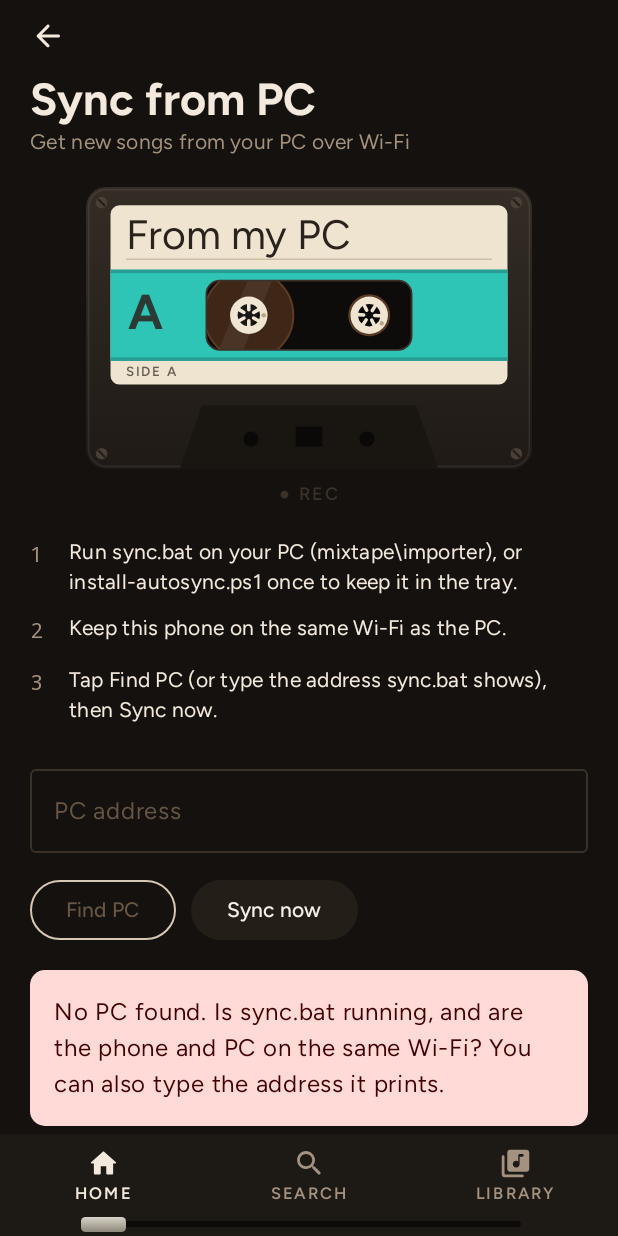
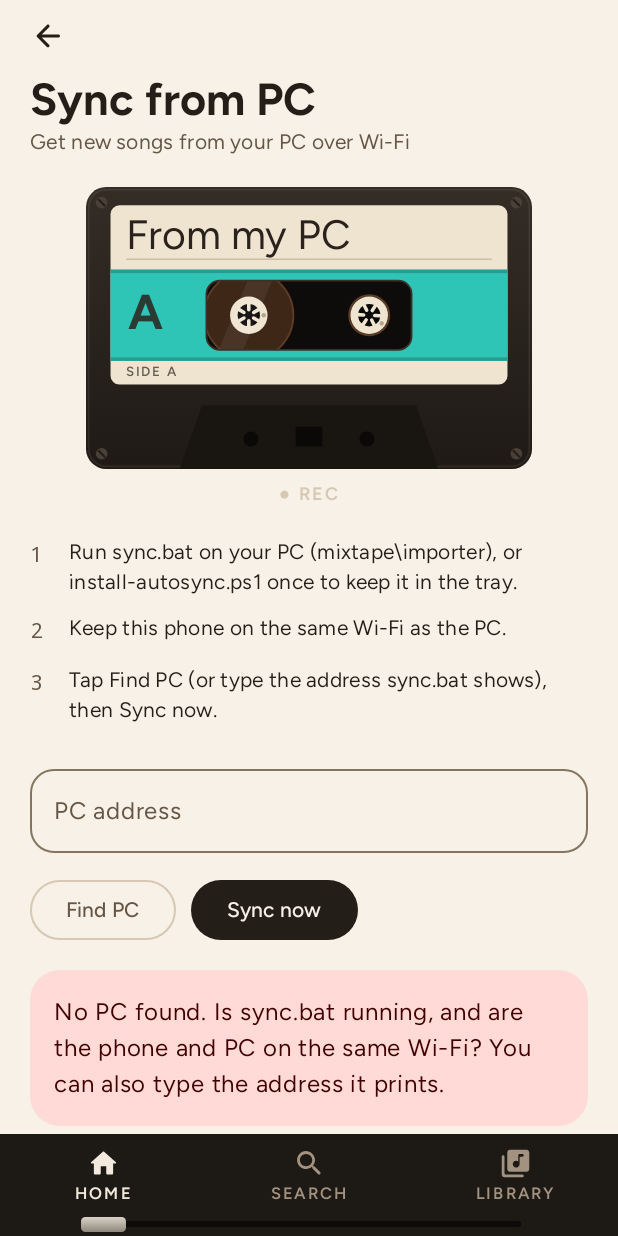
Before and after one commit to joenet567/mixtape, an Android app built with Jetpack Compose: the screen it shows after launch (MainActivity), after a tap on "Find PC", on a phone screen of 412 x 824 dp. Run offline under Robolectric (Android 15) with nearby library versions, the phone set to English and light mode, and no system bars; our stand-ins replace Room's generated code; libraries missing offline, so code that uses them is left out: androidx.palette.graphics; pictures from the network do not load; 6 statements that could not run were skipped; 1 other tap on this screen came first.

Commit message:
Restyle Sync, song sheet and Settings for themes and glass
Sync screen and song-actions sheet move to the theme-following Tape
tokens and the Mix font. Status panels become translucent glass (errors
stay a solid error container). The song sheet gets a near-opaque glass
tint, a rim highlight and its own inline drag handle. Settings and Sync
pad their scrolling content for the floating nav bar and mini player.

Co-Authored-By: Claude Sonnet 5.5 <noreply@anthropic.com>
Claude-Session: https://claude.ai/code/session_01NWJHqmcL6iYQ7JokiEh4xm

```diff
--- a/android/app/src/main/java/com/joenet/mixtape/ui/SettingsScreen.kt
+++ b/android/app/src/main/java/com/joenet/mixtape/ui/SettingsScreen.kt
@@ -60,6 +60,7 @@ fun SettingsScreen(vm: MainViewModel) {
         Modifier
             .fillMaxSize()
             .verticalScroll(rememberScrollState())
+            .padding(bottom = LocalChromeInset.current)
     ) {
         BackRow(vm)
         Text(
@@ -222,6 +223,6 @@ private fun LicenseDialog(file: String, onDismiss: () -> Unit) {
                 modifier = Modifier.verticalScroll(rememberScrollState()),
             )
         },
-        containerColor = Tape.Surface,
+        containerColor = glassContainerColor(),
     )
 }
--- a/android/app/src/main/java/com/joenet/mixtape/ui/SyncScreen.kt
+++ b/android/app/src/main/java/com/joenet/mixtape/ui/SyncScreen.kt
@@ -1,5 +1,6 @@
 package com.joenet.mixtape.ui
 
+import androidx.compose.foundation.background
 import androidx.compose.foundation.layout.Arrangement
 import androidx.compose.foundation.layout.Column
 import androidx.compose.foundation.layout.Row
@@ -12,6 +13,7 @@ import androidx.compose.foundation.layout.padding
 import androidx.compose.foundation.layout.size
 import androidx.compose.foundation.layout.width
 import androidx.compose.foundation.rememberScrollState
+import androidx.compose.foundation.shape.RoundedCornerShape
 import androidx.compose.foundation.text.KeyboardOptions
 import androidx.compose.foundation.verticalScroll
 import androidx.compose.material.icons.Icons
@@ -26,7 +28,6 @@ import androidx.compose.material3.OutlinedButton
 import androidx.compose.material3.OutlinedTextField
 import androidx.compose.material3.OutlinedTextFieldDefaults
 import androidx.compose.material3.Scaffold
-import androidx.compose.material3.Surface
 import androidx.compose.material3.Text
 import androidx.compose.material3.TextButton
 import androidx.compose.runtime.Composable
@@ -37,6 +38,7 @@ import androidx.compose.runtime.saveable.rememberSaveable
 import androidx.compose.runtime.setValue
 import androidx.compose.ui.Alignment
 import androidx.compose.ui.Modifier
+import androidx.compose.ui.draw.clip
 import androidx.compose.ui.platform.LocalContext
 import androidx.compose.ui.platform.LocalView
 import androidx.compose.ui.text.input.ImeAction
@@ -72,18 +74,20 @@ fun SyncScreen(vm: MainViewModel) {
     }
 
     // The app shell already handles the status and navigation bars.
-    Scaffold(containerColor = Tape.Ink, contentWindowInsets = WindowInsets(0, 0, 0, 0)) { pad ->
+    Scaffold(containerColor = Tape.Bg, contentWindowInsets = WindowInsets(0, 0, 0, 0)) { pad ->
         Column(
             Modifier
                 .padding(pad)
                 .verticalScroll(rememberScrollState())
-                .padding(horizontal = 20.dp),
+                .padding(horizontal = 20.dp)
+                // The last row scrolls clear of the floating nav bar and mini player.
+                .padding(bottom = LocalChromeInset.current),
         ) {
             IconButton(onClick = { vm.back() }, modifier = Modifier.offset(x = (-12).dp)) {
-                Icon(Icons.AutoMirrored.Rounded.ArrowBack, contentDescription = "Back", tint = Tape.Cream)
+                Icon(Icons.AutoMirrored.Rounded.ArrowBack, contentDescription = "Back", tint = Tape.Fg)
             }
-            Text("Sync from PC", style = MaterialTheme.typography.headlineMedium, color = Tape.Cream)
-            Text("Get new songs from your PC over Wi-Fi", style = MaterialTheme.typography.bodyMedium, color = Tape.Dust)
+            Text("Sync from PC", style = MaterialTheme.typography.headlineMedium, color = Tape.Fg)
+            Text("Get new songs from your PC over Wi-Fi", style = MaterialTheme.typography.bodyMedium, color = Tape.FgMuted)
             Spacer(Modifier.height(20.dp))
             Cassette(
                 label = "From my PC",
@@ -100,7 +104,7 @@ fun SyncScreen(vm: MainViewModel) {
             Text(
                 "● REC",
                 style = Legend,
-                color = if (working != null) Tape.Orange else Tape.Line,
+                color = if (working != null) Tape.Accent else Tape.Hairline,
                 modifier = Modifier
                     .align(Alignment.CenterHorizontally)
                     .padding(top = 8.dp),
@@ -119,11 +123,13 @@ fun SyncScreen(vm: MainViewModel) {
                 enabled = !busy,
                 textStyle = MaterialTheme.typography.bodyLarge.copy(fontFamily = Mono),
                 keyboardOptions = KeyboardOptions(keyboardType = KeyboardType.Uri, imeAction = ImeAction.Done),
+                shape = RoundedCornerShape(16.dp),
                 colors = OutlinedTextFieldDefaults.colors(
-                    focusedBorderColor = Tape.Cream,
-                    unfocusedBorderColor = Tape.Line,
-                    focusedLabelColor = Tape.Cream,
-                    cursorColor = Tape.Cream,
+                    focusedBorderColor = Tape.Fg,
+                    // the scheme's outline: Hairline in dark, a darker line in light where Hairline is too faint
+                    unfocusedBorderColor = MaterialTheme.colorScheme.outline,
+                    focusedLabelColor = Tape.Fg,
+                    cursorColor = Tape.Fg,
                 ),
                 modifier = Modifier.fillMaxWidth(),
             )
@@ -144,7 +150,7 @@ fun SyncScreen(vm: MainViewModel) {
                     "and nothing on the phone is ever deleted. After the first sync, new songs also " +
                     "arrive by themselves while the phone charges on Wi-Fi (Settings > Sync automatically).",
                 style = MaterialTheme.typography.bodySmall,
-                color = Tape.Dust,
+                color = Tape.FgMuted,
             )
             Spacer(Modifier.height(24.dp))
         }
@@ -154,8 +160,8 @@ fun SyncScreen(vm: MainViewModel) {
 @Composable
 private fun Step(number: String, text: String) {
     Row(Modifier.padding(vertical = 5.dp), verticalAlignment = Alignment.Top) {
-        Text(number, fontFamily = Mono, fontSize = 14.sp, color = Tape.Dust, modifier = Modifier.width(26.dp))
-        Text(text, style = MaterialTheme.typography.bodyMedium, color = Tape.Cream)
+        Text(number, fontFamily = Mono, fontSize = 14.sp, color = Tape.FgMuted, modifier = Modifier.width(26.dp))
+        Text(text, style = MaterialTheme.typography.bodyMedium, color = Tape.Fg)
     }
 }
 
@@ -163,36 +169,45 @@ private fun Step(number: String, text: String) {
 private fun StatusCard(state: State) {
     if (state == State.Idle) return
     val isError = state is State.Failed
-    Surface(
-        color = if (isError) MaterialTheme.colorScheme.errorContainer else Tape.Deck,
-        shape = MaterialTheme.shapes.medium,
-        modifier = Modifier.fillMaxWidth(),
+    val shape = RoundedCornerShape(20.dp)
+    // Screens live inside the app's glass source, so in-content glass has no backdrop (tint only).
+    // An error keeps a solid error container so it stays unmistakable in both themes.
+    val panel = if (isError) {
+        Modifier.clip(shape).background(MaterialTheme.colorScheme.errorContainer)
+    } else {
+        Modifier.glass(shape = shape, backdrop = null, strength = GlassStrength.Thin, elevation = 0.dp)
+    }
+    Column(
+        Modifier
+            .fillMaxWidth()
+            .then(panel)
+            .padding(16.dp),
+        verticalArrangement = Arrangement.spacedBy(8.dp),
     ) {
-        Column(Modifier.padding(16.dp), verticalArrangement = Arrangement.spacedBy(8.dp)) {
         when (state) {
             State.Idle -> Unit
             State.Searching -> Row(verticalAlignment = Alignment.CenterVertically) {
-                    CircularProgressIndicator(Modifier.size(18.dp), strokeWidth = 2.dp, color = Tape.Orange)
+                CircularProgressIndicator(Modifier.size(18.dp), strokeWidth = 2.dp, color = Tape.Accent)
                 Spacer(Modifier.width(12.dp))
-                    Text("Looking for your PC…", color = Tape.Cream)
+                Text("Looking for your PC…", color = Tape.Fg)
             }
             is State.Working -> {
                 if (state.total > 0) {
                     Text(
                         "Copying ${state.done + 1} of ${state.total}",
                         style = MaterialTheme.typography.titleMedium,
-                            color = Tape.Cream,
+                        color = Tape.Fg,
                     )
                     LinearProgressIndicator(
                         progress = { ((state.done + state.fileFraction) / state.total).coerceIn(0f, 1f) },
-                            color = Tape.Orange,
-                            trackColor = Tape.Line,
+                        color = Tape.Accent,
+                        trackColor = Tape.Hairline,
                         modifier = Modifier.fillMaxWidth(),
                     )
                 } else {
-                        LinearProgressIndicator(Modifier.fillMaxWidth(), color = Tape.Orange, trackColor = Tape.Line)
+                    LinearProgressIndicator(Modifier.fillMaxWidth(), color = Tape.Accent, trackColor = Tape.Hairline)
                 }
-                    Text(state.message, style = MaterialTheme.typography.bodyMedium, color = Tape.Cream, maxLines = 2)
+                Text(state.message, style = MaterialTheme.typography.bodyMedium, color = Tape.Fg, maxLines = 2)
                 TextButton(onClick = SyncManager::cancel) { Text("Cancel") }
             }
             is State.Finished -> {
@@ -203,21 +218,21 @@ private fun StatusCard(state: State) {
                         else -> "Added ${state.added} new songs"
                     },
                     style = MaterialTheme.typography.titleMedium,
-                        color = Tape.Cream,
+                    color = Tape.Fg,
                 )
                 if (state.alreadyHad > 0) {
                     Text(
                         "${songCount(state.alreadyHad)} ${if (state.alreadyHad == 1) "was" else "were"} already on the phone.",
-                            color = Tape.Cream,
+                        color = Tape.Fg,
                     )
                 }
                 if (state.lyrics > 0) {
-                        Text("Got lyrics for ${songCount(state.lyrics)}.", color = Tape.Cream)
+                    Text("Got lyrics for ${songCount(state.lyrics)}.", color = Tape.Fg)
                 }
                 if (state.failed.isNotEmpty()) {
                     Text("${state.failed.size} failed:", color = MaterialTheme.colorScheme.error)
                     state.failed.take(20).forEach {
-                            Text("• $it", style = MaterialTheme.typography.bodySmall, color = Tape.Dust)
+                        Text("• $it", style = MaterialTheme.typography.bodySmall, color = Tape.FgMuted)
                     }
                 }
             }
@@ -225,4 +240,3 @@ private fun StatusCard(state: State) {
         }
     }
 }
-}
```
Also changed, not shown: android/app/src/main/java/com/joenet/mixtape/ui/SongActions.kt (+57 -9 lines). Lines whose indentation alone changed are shown as unchanged.
